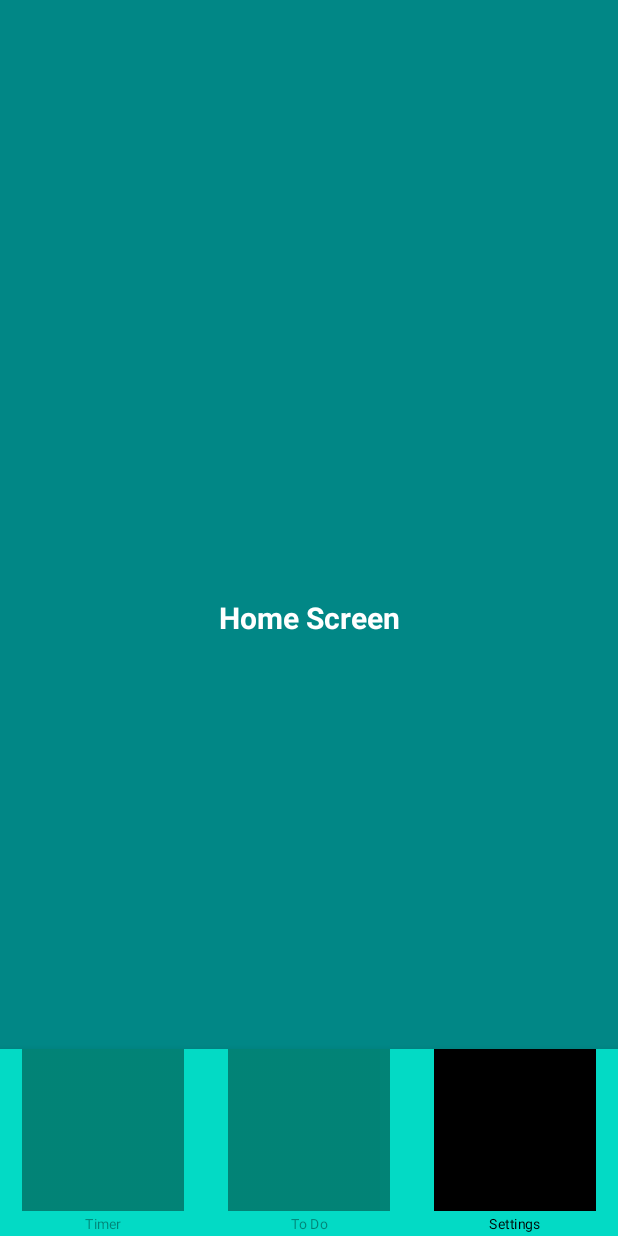
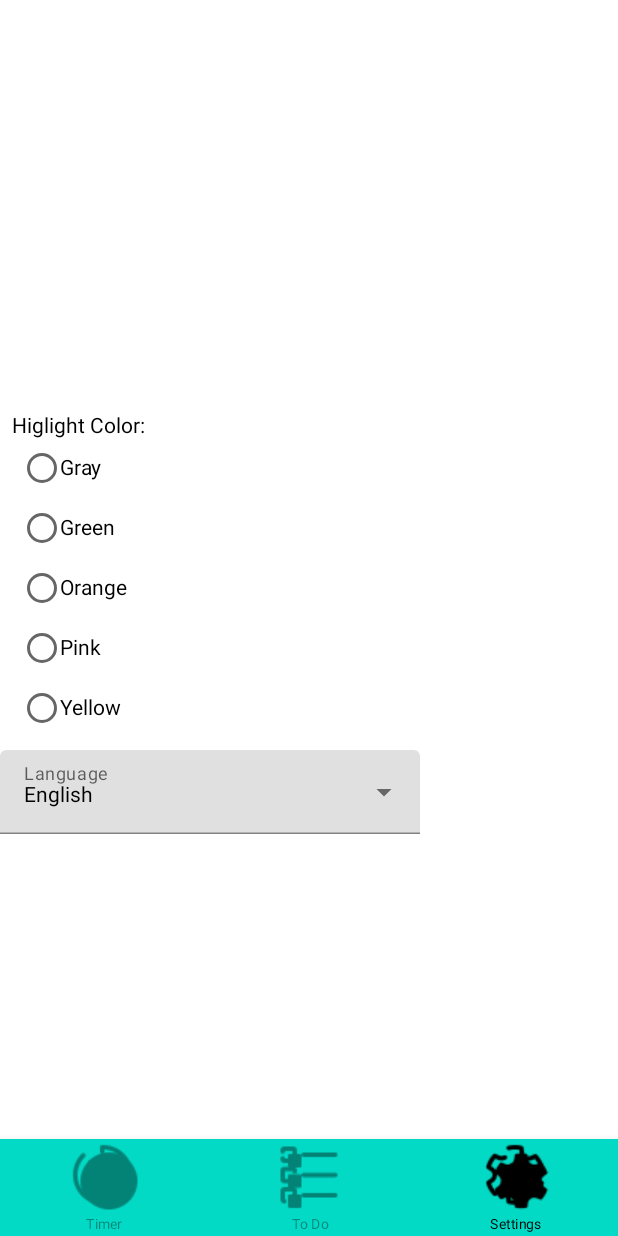
Before and after one commit to darrylssi/pom, an Android app built with Jetpack Compose: the screen it shows after launch (MainActivity), item 3 of the bottom bar chosen, on a phone screen of 412 x 824 dp. Run offline under Robolectric (Android 15) with nearby library versions, the phone set to English and light mode, and no system bars.

Commit message:
Add icons and settings page

```diff
--- a/app/src/main/java/nz/ac/uclive/daa59/topom/MainActivity.kt
+++ b/app/src/main/java/nz/ac/uclive/daa59/topom/MainActivity.kt
@@ -4,7 +4,6 @@ import android.os.Bundle
 import androidx.activity.ComponentActivity
 import androidx.activity.compose.setContent
 import androidx.compose.foundation.background
-import androidx.compose.foundation.layout.Box
 import androidx.compose.foundation.layout.Column
 import androidx.compose.foundation.layout.fillMaxSize
 import androidx.compose.foundation.layout.wrapContentSize
@@ -19,9 +18,9 @@ import androidx.compose.material.Surface
 import androidx.compose.material.Text
 import androidx.compose.runtime.Composable
 import androidx.compose.runtime.LaunchedEffect
+import androidx.compose.runtime.getValue
 import androidx.compose.runtime.mutableStateOf
 import androidx.compose.runtime.remember
-import androidx.compose.runtime.getValue
 import androidx.compose.runtime.setValue
 import androidx.compose.ui.Alignment
 import androidx.compose.ui.Modifier
@@ -45,13 +44,11 @@ class MainActivity : ComponentActivity() {
         super.onCreate(savedInstanceState)
         setContent {
             ToPomTheme {
-                // A surface container using the 'background' color from the theme
                 Surface(
                     modifier = Modifier.fillMaxSize(),
                     color = MaterialTheme.colors.background
                 ) {
                     MainScreenView()
-//                    Timer(totalTime = 25L*60L*1000L)
                 }
             }
         }
@@ -77,7 +74,6 @@ fun BottomNav(navController: NavController) {
     )
     BottomNavigation(
         backgroundColor = colorResource(id = R.color.teal_200),
-        contentColor = Color.Black
     ) {
         val navBackStackEntry by navController.currentBackStackEntryAsState()
         val currentRoute = navBackStackEntry?.destination?.route
@@ -109,16 +105,16 @@ fun BottomNav(navController: NavController) {
 
 sealed class BottomNavItem(var title:String, var icon:Int, var screen_route:String){
 
-    object ToDo : BottomNavItem("To Do", R.drawable.ic_launcher_background,"to_do")
-    object Timer: BottomNavItem("Timer",R.drawable.ic_launcher_background,"timer")
-    object Settings: BottomNavItem("Settings",R.drawable.ic_launcher_background,"settingd")
+    object ToDo : BottomNavItem("To Do", R.drawable.icons8_list,"to_do")
+    object Timer: BottomNavItem("Timer",R.drawable.icons8_timer,"timer")
+    object Settings: BottomNavItem("Settings",R.drawable.icons8_settings,"settingd")
 }
 
 @Composable
 fun NavigationGraph(navController: NavHostController) {
     NavHost(navController, startDestination = BottomNavItem.Timer.screen_route) {
         composable(BottomNavItem.Timer.screen_route) {
-            TimerScreen(25L*60L*1000L)
+            TimerScreen(1L*2L*1000L)
         }
         composable(BottomNavItem.ToDo.screen_route) {
             ToDoScreen()
@@ -136,7 +132,7 @@ fun TimerScreen(
     var value by remember { mutableStateOf(0f) }
     var currentTime by remember { mutableStateOf(totalTime) }
     var currentSec by remember { mutableStateOf(0L) }
-    var currentMin by remember { mutableStateOf(25L) }
+    var currentMin by remember { mutableStateOf(1L) }
     var isTimerOn by remember { mutableStateOf(false) }
 
     LaunchedEffect(key1 = currentTime, key2 = isTimerOn) {
@@ -148,8 +144,10 @@ fun TimerScreen(
             currentMin = (currentTime / 1000L) / 60L
         }
     }
-    Box(
-        contentAlignment = Alignment.Center,
+    Column(
+        modifier = Modifier
+            .fillMaxSize()
+            .wrapContentSize(Alignment.Center)
     ) {
         Text(
             text = if (currentSec < 10) {
@@ -170,8 +168,7 @@ fun TimerScreen(
                     isTimerOn = !isTimerOn
                 }
             },
-            modifier = Modifier.align(Alignment.BottomCenter),
-            // change button color
+            modifier = Modifier.wrapContentSize(Alignment.Center),
             colors = ButtonDefaults.buttonColors(
                 backgroundColor = if (!isTimerOn || currentTime <= 0L) {
                     Color.Green
@@ -181,10 +178,8 @@ fun TimerScreen(
             )
         ) {
             Text(
-                // change the text of button based on values
                 text = if (isTimerOn && currentTime >= 0L) "Stop"
-                else if (!isTimerOn && currentTime >= 0L) "Start"
-                else "Restart"
+                else "Start"
             )
         }
     }
@@ -208,22 +203,3 @@ fun ToDoScreen() {
         )
     }
 }
-
-@Composable
-fun SettingsScreen() {
-    Column(
-        modifier = Modifier
-            .fillMaxSize()
-            .background(colorResource(id = R.color.teal_700))
-            .wrapContentSize(Alignment.Center)
-    ) {
-        Text(
-            text = "Home Screen",
-            fontWeight = FontWeight.Bold,
-            color = Color.White,
-            modifier = Modifier.align(Alignment.CenterHorizontally),
-            textAlign = TextAlign.Center,
-            fontSize = 20.sp
-        )
-    }
-}
--- /dev/null
+++ b/app/src/main/java/nz/ac/uclive/daa59/topom/Settings.kt
@@ -0,0 +1,124 @@
+package nz.ac.uclive.daa59.topom
+
+import android.widget.Toast
+import androidx.compose.foundation.background
+import androidx.compose.foundation.layout.Arrangement
+import androidx.compose.foundation.layout.Column
+import androidx.compose.foundation.layout.Row
+import androidx.compose.foundation.layout.fillMaxHeight
+import androidx.compose.foundation.layout.fillMaxSize
+import androidx.compose.foundation.layout.fillMaxWidth
+import androidx.compose.foundation.layout.padding
+import androidx.compose.foundation.layout.wrapContentSize
+import androidx.compose.foundation.selection.selectable
+import androidx.compose.material.DropdownMenuItem
+import androidx.compose.material.ExperimentalMaterialApi
+import androidx.compose.material.ExposedDropdownMenuBox
+import androidx.compose.material.ExposedDropdownMenuDefaults
+import androidx.compose.material.RadioButton
+import androidx.compose.material.Text
+import androidx.compose.material.TextField
+import androidx.compose.runtime.Composable
+import androidx.compose.runtime.mutableStateOf
+import androidx.compose.runtime.remember
+import androidx.compose.runtime.getValue
+import androidx.compose.runtime.setValue
+import androidx.compose.ui.Alignment
+import androidx.compose.ui.Modifier
+import androidx.compose.ui.graphics.Color
+import androidx.compose.ui.platform.LocalContext
+import androidx.compose.ui.semantics.Role
+import androidx.compose.ui.unit.Dp
+import androidx.compose.ui.unit.dp
+
+@Composable
+fun SettingsScreen() {
+    Column(
+        modifier = Modifier
+            .fillMaxSize()
+            .wrapContentSize(Alignment.Center)
+    ) {
+        ThemeComponent()
+        LanguageComponent()
+    }
+}
+
+@Composable
+fun ThemeComponent () {
+    val selectedValue = remember { mutableStateOf("") }
+
+    val isSelectedItem: (String) -> Boolean = { selectedValue.value == it }
+    val onChangeState: (String) -> Unit = { selectedValue.value = it }
+
+    val items = listOf("Gray", "Green", "Orange", "Pink", "Yellow")
+    Column(
+        modifier = Modifier.padding(8.dp)
+    ) {
+        Text(text = "Higlight Color:")
+        items.forEach { item ->
+            Row(
+                verticalAlignment = Alignment.CenterVertically,
+                modifier = Modifier.selectable(
+                    selected = isSelectedItem(item),
+                    onClick = { onChangeState(item) },
+                    role = Role.RadioButton
+                ).padding(8.dp)
+            ) {
+                RadioButton(
+                    selected = isSelectedItem(item),
+                    onClick = null
+                )
+                Text(
+                    text = item,
+                    modifier = Modifier.fillMaxWidth()
+                )
+            }
+        }
+    }
+}
+
+
+@OptIn(ExperimentalMaterialApi::class)
+@Composable
+fun LanguageComponent() {
+    val listItems = arrayOf("English", "Filipino")
+    val contextForToast = LocalContext.current.applicationContext
+
+    var expanded by remember { mutableStateOf(false) }
+    var selectedItem by remember { mutableStateOf(listItems[0]) }
+
+    ExposedDropdownMenuBox(
+        expanded = expanded,
+        onExpandedChange = {
+            expanded = !expanded
+        }
+    ) {
+        TextField(
+            value = selectedItem,
+            onValueChange = {},
+            readOnly = true,
+            label = { Text(text = "Language") },
+            trailingIcon = {
+                ExposedDropdownMenuDefaults.TrailingIcon(
+                    expanded = expanded
+                )
+            },
+            colors = ExposedDropdownMenuDefaults.textFieldColors()
+        )
+        ExposedDropdownMenu(
+            expanded = expanded,
+            onDismissRequest = { expanded = false }
+        ) {
+            listItems.forEach { selectedOption ->
+                DropdownMenuItem(onClick = {
+                    selectedItem = selectedOption
+                    Toast.makeText(contextForToast, selectedOption, Toast.LENGTH_SHORT).show()
+                    expanded = false
+                }) {
+                    Text(text = selectedOption)
+                }
+            }
+        }
+    }
+
+}
```
Also changed, not shown: app/src/main/res/drawable/icons8_list.png (added), app/src/main/res/drawable/icons8_settings.png (added), app/src/main/res/drawable/icons8_timer.png (added), 1 other file.
